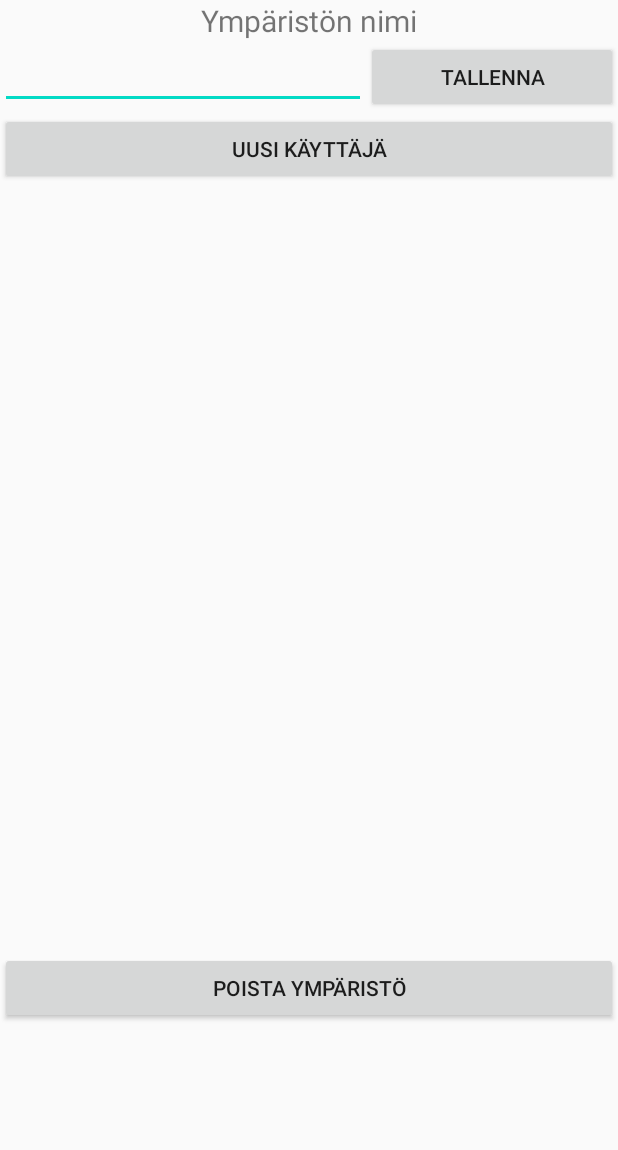
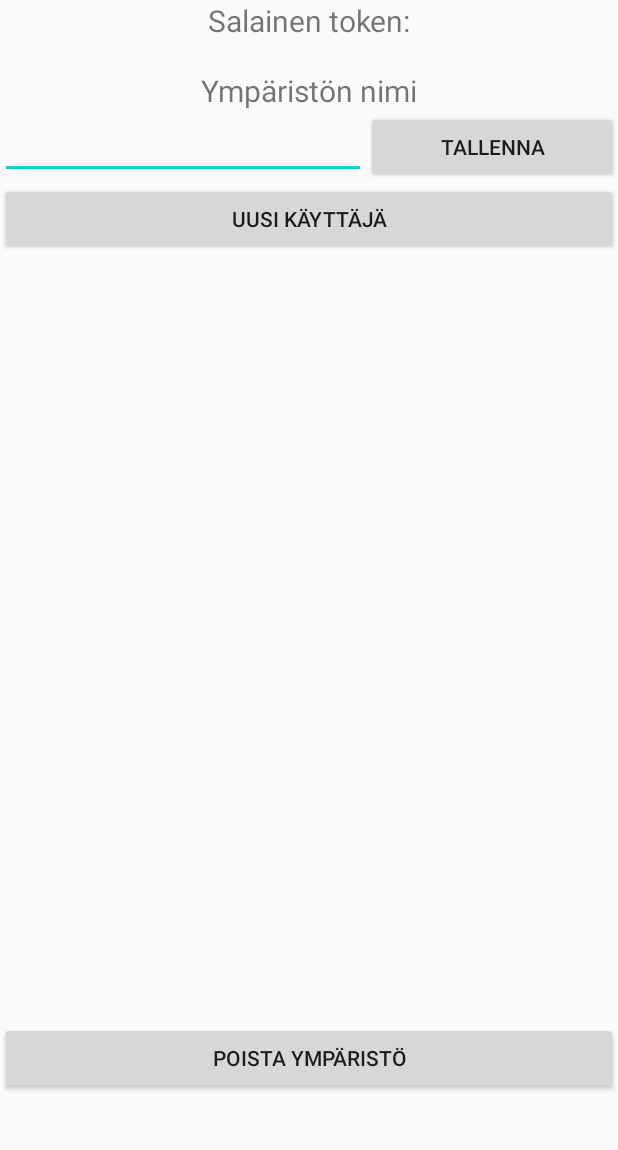
Before and after one commit to TuomaKas96/RolePay, an Android app: the layout activity_admin.xml on its own in the app's theme, with its tools: preview values and no code run, on a phone screen of 412 x 824 dp, the part 73-1223 px from its top. Run offline under Robolectric (Android 15) with nearby library versions, the phone set to English and light mode, and no system bars.

```diff
--- a/app/src/main/java/com/example/rolepay/Admin.kt
+++ b/app/src/main/java/com/example/rolepay/Admin.kt
@@ -10,6 +10,7 @@ import android.view.View
 import android.view.ViewGroup
 import android.widget.Button
 import android.widget.EditText
+import android.widget.TextView
 import androidx.fragment.app.Fragment
 import androidx.navigation.fragment.NavHostFragment
 import androidx.recyclerview.widget.LinearLayoutManager
@@ -19,7 +20,6 @@ import java.util.*
 import kotlin.collections.ArrayList
 
 class Admin : Fragment() {
-
 
     companion object {
         val gson = Gson()
@@ -178,11 +178,13 @@ class Admin : Fragment() {
     ): View? {
         val v =  inflater.inflate(R.layout.activity_admin, container, false)
         recyclerView = v.findViewById(R.id.users_recycler_view) as RecyclerView
-        recyclerView.layoutManager = LinearLayoutManager(context, RecyclerView.VERTICAL, false)
+        recyclerView.layoutManager = LinearLayoutManager(context, RecyclerView.VERTICAL, true)
         environmentName = v.findViewById(R.id.environment_name) as EditText
         val newUserBtn = v.findViewById(R.id.new_user_btn) as Button
         val saveEnvironmentName = v.findViewById(R.id.save_name_btn) as Button
         val deleteEnvironment = v.findViewById(R.id.remove_environment) as Button
+        val privateToken = v.findViewById(R.id.private_token) as TextView
+        privateToken.text = SubApplication.privateToken
         fetchEnvironmentName()
         fetchUsers()
         newUserBtn.setOnClickListener {
--- a/app/src/main/res/layout/activity_admin.xml
+++ b/app/src/main/res/layout/activity_admin.xml
@@ -17,6 +17,20 @@
         android:textAlignment="center"
         android:textColor="@android:color/black"
         android:textSize="36sp" />
+
+    <TextView
+        android:id="@+id/private_token_header"
+        android:layout_width="match_parent"
+        android:layout_height="wrap_content"
+        android:text="@string/private_token"
+        android:textAlignment="center"
+        android:textSize="20sp" />
+
+    <TextView
+        android:id="@+id/private_token"
+        android:layout_width="match_parent"
+        android:layout_height="wrap_content"
+        android:textAlignment="center" />
 
     <TextView
         android:id="@+id/environment_name_header"
```
Also changed, not shown: app/src/main/java/com/example/rolepay/StartView.kt (+27 -2 lines), 1 other file.
